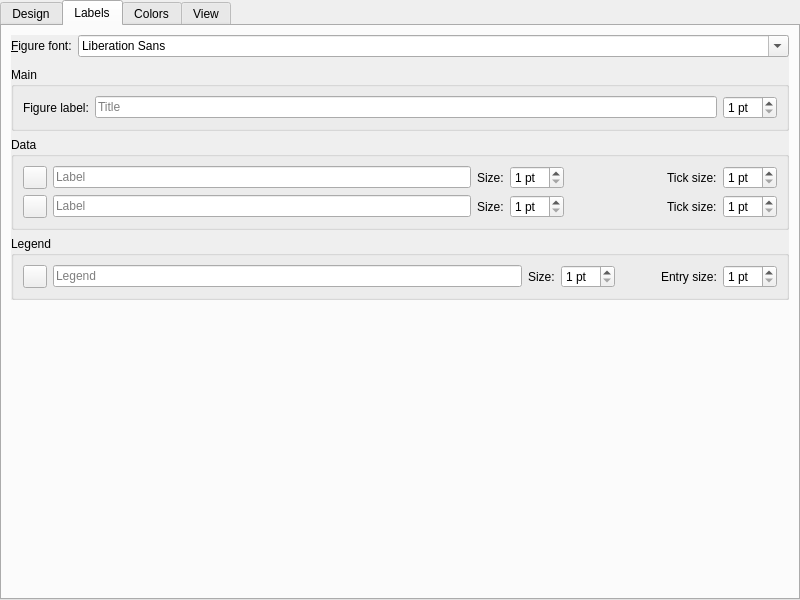
gkunter/coquery, file coquery/gui/ui/visualizationDesigner.ui: the form before one commit.
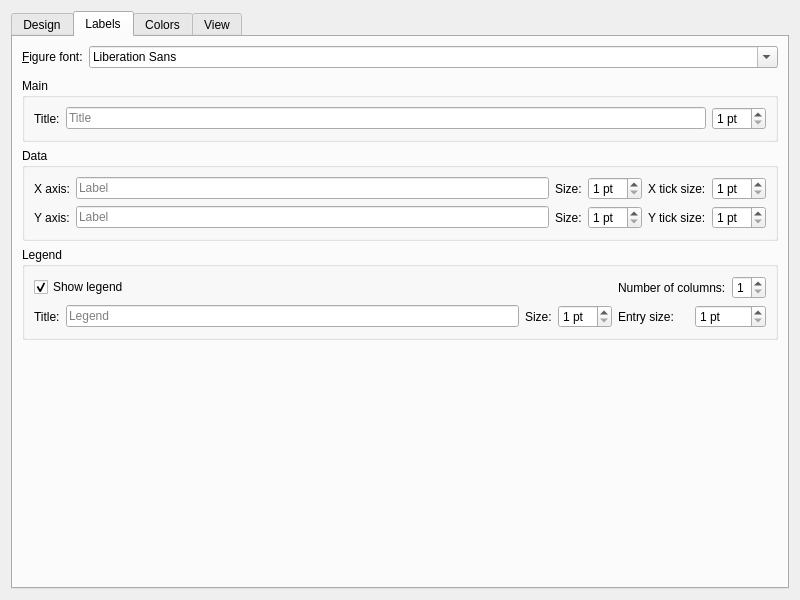
The form after the commit. The open tabs and pages were chosen to show the change. Custom widgets are drawn as their Qt base class.

The edit to the form file:
```diff
--- a/coquery/gui/ui/visualizationDesigner.ui
+++ b/coquery/gui/ui/visualizationDesigner.ui
@@ -13,10 +13,7 @@
   <property name="windowTitle">
    <string>Visualization designer – Coquery</string>
   </property>
-  <layout class="QVBoxLayout" name="verticalLayout_12">
-   <property name="margin">
-    <number>0</number>
-   </property>
+  <layout class="QVBoxLayout" name="verticalLayout_4">
    <item>
     <widget class="QTabWidget" name="tab_widget">
      <property name="currentIndex">
@@ -399,62 +396,6 @@
            </layout>
           </widget>
          </item>
-         <item>
-          <widget class="QGroupBox" name="group_legend">
-           <property name="title">
-            <string>&amp;Legend</string>
-           </property>
-           <layout class="QVBoxLayout" name="verticalLayout_4">
-            <item>
-             <layout class="QHBoxLayout" name="horizontalLayout_4">
-              <item>
-               <widget class="QCheckBox" name="check_show_legend">
-                <property name="text">
-                 <string>Show legend</string>
-                </property>
-                <property name="checked">
-                 <bool>true</bool>
-                </property>
-               </widget>
-              </item>
-              <item>
-               <spacer name="horizontalSpacer_6">
-                <property name="orientation">
-                 <enum>Qt::Horizontal</enum>
-                </property>
-                <property name="sizeHint" stdset="0">
-                 <size>
-                  <width>10</width>
-                  <height>20</height>
-                 </size>
-                </property>
-               </spacer>
-              </item>
-              <item>
-               <widget class="QLabel" name="label_13">
-                <property name="text">
-                 <string>Number of columns:</string>
-                </property>
-               </widget>
-              </item>
-              <item>
-               <widget class="QSpinBox" name="spin_columns">
-                <property name="minimum">
-                 <number>1</number>
-                </property>
-                <property name="maximum">
-                 <number>9</number>
-                </property>
-                <property name="value">
-                 <number>1</number>
-                </property>
-               </widget>
-              </item>
-             </layout>
-            </item>
-           </layout>
-          </widget>
-         </item>
          <item>
           <widget class="QGroupBox" name="group_preview">
            <property name="sizePolicy">
@@ -527,34 +468,7 @@
       <attribute name="title">
        <string>Labels</string>
       </attribute>
-      <layout class="QVBoxLayout" name="verticalLayout_16">
-       <item>
-        <widget class="QScrollArea" name="scrollArea">
-         <property name="sizePolicy">
-          <sizepolicy hsizetype="Expanding" vsizetype="Preferred">
-           <horstretch>0</horstretch>
-           <verstretch>0</verstretch>
-          </sizepolicy>
-         </property>
-         <property name="frameShape">
-          <enum>QFrame::NoFrame</enum>
-         </property>
-         <property name="widgetResizable">
-          <bool>true</bool>
-         </property>
-         <widget class="QWidget" name="scrollAreaWidgetContents">
-          <property name="geometry">
-           <rect>
-            <x>0</x>
-            <y>0</y>
-            <width>784</width>
-            <height>271</height>
-           </rect>
-          </property>
-          <layout class="QVBoxLayout" name="verticalLayout_15">
-           <property name="margin">
-            <number>0</number>
-           </property>
+      <layout class="QVBoxLayout" name="verticalLayout_8">
            <item>
             <layout class="QHBoxLayout" name="horizontalLayout_9">
              <property name="bottomMargin">
@@ -587,15 +501,8 @@
              <property name="title">
               <string>Main</string>
              </property>
-             <layout class="QHBoxLayout" name="horizontalLayout_2" stretch="0,1,0">
-              <item>
-               <widget class="QLabel" name="label_11">
-                <property name="text">
-                 <string>Figure label:</string>
-                </property>
-               </widget>
-              </item>
-              <item>
+         <layout class="QGridLayout" name="gridLayout_5" columnstretch="0,1,0">
+          <item row="0" column="1">
                <widget class="QLineEdit" name="edit_figure_title">
                 <property name="sizePolicy">
                  <sizepolicy hsizetype="Preferred" vsizetype="Fixed">
@@ -611,7 +518,14 @@
                 </property>
                </widget>
               </item>
-              <item>
+          <item row="0" column="0">
+           <widget class="QLabel" name="label_11">
+            <property name="text">
+             <string>Title:</string>
+            </property>
+           </widget>
+          </item>
+          <item row="0" column="2">
                <widget class="QSpinBox" name="spin_size_main">
                 <property name="suffix">
                  <string> pt</string>
@@ -632,77 +546,20 @@
              <property name="title">
               <string>Data</string>
              </property>
-             <layout class="QGridLayout" name="gridLayout_2" columnstretch="0,1,0,0,0,0,0">
-              <item row="1" column="4">
-               <spacer name="horizontalSpacer_2">
-                <property name="orientation">
-                 <enum>Qt::Horizontal</enum>
-                </property>
-                <property name="sizeHint" stdset="0">
-                 <size>
-                  <width>97</width>
-                  <height>20</height>
-                 </size>
-                </property>
-               </spacer>
-              </item>
-              <item row="0" column="4">
-               <spacer name="horizontalSpacer">
-                <property name="orientation">
-                 <enum>Qt::Horizontal</enum>
-                </property>
-                <property name="sizeHint" stdset="0">
-                 <size>
-                  <width>40</width>
-                  <height>20</height>
-                 </size>
-                </property>
-               </spacer>
-              </item>
-              <item row="1" column="1">
-               <widget class="QLineEdit" name="edit_y_label">
-                <property name="sizePolicy">
-                 <sizepolicy hsizetype="Ignored" vsizetype="Fixed">
-                  <horstretch>0</horstretch>
-                  <verstretch>0</verstretch>
-                 </sizepolicy>
-                </property>
-                <property name="text">
-                 <string/>
-                </property>
-                <property name="placeholderText">
-                 <string>Label</string>
-                </property>
-               </widget>
-              </item>
-              <item row="1" column="5">
-               <widget class="QLabel" name="label_17">
-                <property name="text">
-                 <string>Tick size:</string>
-                </property>
-               </widget>
-              </item>
-              <item row="0" column="5">
-               <widget class="QLabel" name="label_14">
-                <property name="text">
-                 <string>Tick size:</string>
-                </property>
-               </widget>
-              </item>
+         <layout class="QGridLayout" name="gridLayout_2" columnstretch="0,1,0">
               <item row="0" column="0">
-               <widget class="QToolButton" name="toolButton">
+           <widget class="QLabel" name="label_9">
                 <property name="text">
-                 <string/>
-                </property>
-                <property name="toolButtonStyle">
-                 <enum>Qt::ToolButtonIconOnly</enum>
+             <string>X axis:</string>
                 </property>
                </widget>
               </item>
               <item row="0" column="1">
+           <layout class="QHBoxLayout" name="horizontalLayout_2" stretch="1,0,0">
+            <item>
                <widget class="QLineEdit" name="edit_x_label">
                 <property name="sizePolicy">
-                 <sizepolicy hsizetype="Ignored" vsizetype="Fixed">
+               <sizepolicy hsizetype="Preferred" vsizetype="Fixed">
                   <horstretch>0</horstretch>
                   <verstretch>0</verstretch>
                  </sizepolicy>
@@ -712,82 +569,123 @@
                 </property>
                </widget>
               </item>
-              <item row="1" column="6">
-               <widget class="QSpinBox" name="spin_size_y_ticks">
-                <property name="suffix">
-                 <string> pt</string>
-                </property>
-                <property name="minimum">
-                 <number>1</number>
-                </property>
-                <property name="maximum">
-                 <number>96</number>
-                </property>
-               </widget>
-              </item>
-              <item row="0" column="6">
-               <widget class="QSpinBox" name="spin_size_x_ticks">
-                <property name="suffix">
-                 <string> pt</string>
-                </property>
-                <property name="minimum">
-                 <number>1</number>
-                </property>
-                <property name="maximum">
-                 <number>96</number>
-                </property>
-               </widget>
-              </item>
-              <item row="0" column="3">
-               <widget class="QSpinBox" name="spin_size_x_axis">
-                <property name="suffix">
-                 <string> pt</string>
-                </property>
-                <property name="minimum">
-                 <number>1</number>
-                </property>
-                <property name="maximum">
-                 <number>96</number>
-                </property>
-               </widget>
-              </item>
-              <item row="1" column="3">
-               <widget class="QSpinBox" name="spin_size_y_axis">
-                <property name="suffix">
-                 <string> pt</string>
-                </property>
-                <property name="minimum">
-                 <number>1</number>
-                </property>
-                <property name="maximum">
-                 <number>96</number>
-                </property>
-               </widget>
-              </item>
-              <item row="1" column="0">
-               <widget class="QToolButton" name="toolButton_2">
-                <property name="text">
-                 <string/>
-                </property>
-                <property name="toolButtonStyle">
-                 <enum>Qt::ToolButtonIconOnly</enum>
-                </property>
-               </widget>
-              </item>
-              <item row="0" column="2">
+            <item>
                <widget class="QLabel" name="label">
                 <property name="text">
                  <string>Size:</string>
                 </property>
                </widget>
               </item>
-              <item row="1" column="2">
+            <item>
+             <widget class="QSpinBox" name="spin_size_x_axis">
+              <property name="suffix">
+               <string> pt</string>
+              </property>
+              <property name="minimum">
+               <number>1</number>
+              </property>
+              <property name="maximum">
+               <number>96</number>
+              </property>
+             </widget>
+            </item>
+           </layout>
+          </item>
+          <item row="0" column="2">
+           <layout class="QHBoxLayout" name="horizontalLayout_6">
+            <item>
+             <widget class="QLabel" name="label_14">
+              <property name="text">
+               <string>X tick size:</string>
+              </property>
+             </widget>
+            </item>
+            <item>
+             <widget class="QSpinBox" name="spin_size_x_ticks">
+              <property name="suffix">
+               <string> pt</string>
+              </property>
+              <property name="minimum">
+               <number>1</number>
+              </property>
+              <property name="maximum">
+               <number>96</number>
+              </property>
+             </widget>
+            </item>
+           </layout>
+          </item>
+          <item row="1" column="0">
+           <widget class="QLabel" name="label_10">
+            <property name="text">
+             <string>Y axis:</string>
+            </property>
+           </widget>
+          </item>
+          <item row="1" column="1">
+           <layout class="QHBoxLayout" name="horizontalLayout_3" stretch="1,0,0">
+            <item>
+             <widget class="QLineEdit" name="edit_y_label">
+              <property name="sizePolicy">
+               <sizepolicy hsizetype="Preferred" vsizetype="Fixed">
+                <horstretch>0</horstretch>
+                <verstretch>0</verstretch>
+               </sizepolicy>
+              </property>
+              <property name="text">
+               <string/>
+              </property>
+              <property name="placeholderText">
+               <string>Label</string>
+              </property>
+             </widget>
+            </item>
+            <item>
                <widget class="QLabel" name="label_2">
                 <property name="text">
                  <string>Size:</string>
                 </property>
                </widget>
               </item>
+            <item>
+             <widget class="QSpinBox" name="spin_size_y_axis">
+              <property name="suffix">
+               <string> pt</string>
+              </property>
+              <property name="minimum">
+               <number>1</number>
+              </property>
+              <property name="maximum">
+               <number>96</number>
+              </property>
+             </widget>
+            </item>
+           </layout>
+          </item>
+          <item row="1" column="2">
+           <layout class="QHBoxLayout" name="horizontalLayout_7">
+            <item>
+             <widget class="QLabel" name="label_17">
+              <property name="text">
+               <string>Y tick size:</string>
+              </property>
+             </widget>
+            </item>
+            <item>
+             <widget class="QSpinBox" name="spin_size_y_ticks">
+              <property name="suffix">
+               <string> pt</string>
+              </property>
+              <property name="minimum">
+               <number>1</number>
+              </property>
+              <property name="maximum">
+               <number>96</number>
+              </property>
+             </widget>
+            </item>
+           </layout>
+          </item>
              </layout>
             </widget>
            </item>
@@ -796,18 +694,15 @@
              <property name="title">
               <string>Legend</string>
              </property>
-             <layout class="QHBoxLayout" name="horizontalLayout_3" stretch="0,1,0,0,0,0,0">
+         <layout class="QVBoxLayout" name="verticalLayout_9">
               <item>
-               <widget class="QToolButton" name="toolButton_3">
-                <property name="text">
-                 <string/>
-                </property>
-               </widget>
-              </item>
+           <layout class="QGridLayout" name="gridLayout_4" columnstretch="0,1,0">
+            <item row="1" column="1">
+             <layout class="QHBoxLayout" name="horizontalLayout_8" stretch="1,0,0">
               <item>
-               <widget class="QLineEdit" name="lineEdit">
+               <widget class="QLineEdit" name="edit_legend_title">
                 <property name="sizePolicy">
-                 <sizepolicy hsizetype="Ignored" vsizetype="Fixed">
+                 <sizepolicy hsizetype="Preferred" vsizetype="Fixed">
                   <horstretch>0</horstretch>
                   <verstretch>0</verstretch>
                  </sizepolicy>
@@ -837,19 +732,48 @@
                 </property>
                </widget>
               </item>
+             </layout>
+            </item>
+            <item row="0" column="0" colspan="2">
+             <layout class="QHBoxLayout" name="horizontalLayout_4">
               <item>
-               <spacer name="horizontalSpacer_3">
-                <property name="orientation">
-                 <enum>Qt::Horizontal</enum>
+               <widget class="QCheckBox" name="check_show_legend">
+                <property name="text">
+                 <string>Show legend</string>
                 </property>
-                <property name="sizeHint" stdset="0">
-                 <size>
-                  <width>40</width>
-                  <height>20</height>
-                 </size>
+                <property name="checked">
+                 <bool>true</bool>
                 </property>
-               </spacer>
+               </widget>
               </item>
+             </layout>
+            </item>
+            <item row="0" column="2">
+             <layout class="QHBoxLayout" name="horizontalLayout_10">
+              <item>
+               <widget class="QLabel" name="label_13">
+                <property name="text">
+                 <string>Number of columns:</string>
+                </property>
+               </widget>
+              </item>
+              <item>
+               <widget class="QSpinBox" name="spin_columns">
+                <property name="minimum">
+                 <number>1</number>
+                </property>
+                <property name="maximum">
+                 <number>9</number>
+                </property>
+                <property name="value">
+                 <number>1</number>
+                </property>
+               </widget>
+              </item>
+             </layout>
+            </item>
+            <item row="1" column="2">
+             <layout class="QHBoxLayout" name="horizontalLayout_11">
               <item>
                <widget class="QLabel" name="label_19">
                 <property name="text">
@@ -871,10 +795,17 @@
                </widget>
               </item>
              </layout>
+            </item>
+            <item row="1" column="0">
+             <widget class="QLabel" name="label_12">
+              <property name="text">
+               <string>Title:</string>
+              </property>
             </widget>
            </item>
           </layout>
-         </widget>
+          </item>
+         </layout>
         </widget>
        </item>
        <item>
```
Left out of the diff: 138 changed lines with no effect on the pictures. Lines whose indentation alone changed are shown as unchanged.
